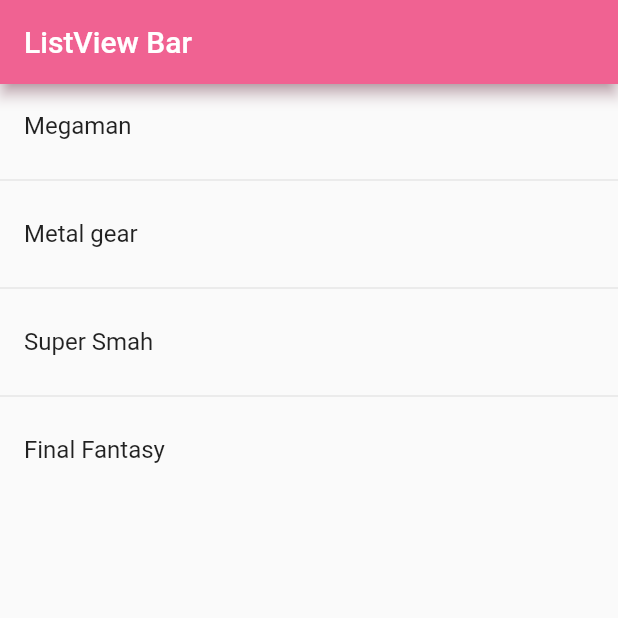
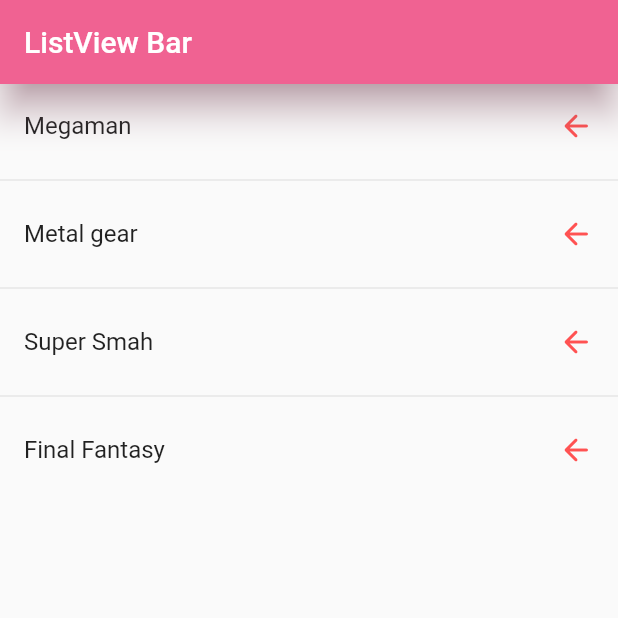
Before and after one commit to JuliethAnarosa/Flutter, a Flutter app: the screen it shows after launch, on a phone screen of 412 x 824 dp, the top half of it. Run offline on Flutter 3.47's test engine with Material 2 defaults, Android fonts, the phone set to English and light mode, and no system bars.

Commit message:
trailing of my options with colors and elevation of

```diff
--- a/flutter_application_v1/lib/screens/listview2_screen.dart
+++ b/flutter_application_v1/lib/screens/listview2_screen.dart
@@ -16,6 +16,7 @@
         title: const Text('ListView Bar'),
         backgroundColor: Colors.pink.shade300,
         shadowColor: Color.fromARGB(255, 199, 130, 153),
+        elevation: 10,
       ),
       body: ListView.separated(
         separatorBuilder: (_, __) => const Divider(),
@@ -26,6 +27,10 @@
             final game = options[index];
             print(game);
           },
+          trailing: const Icon(
+            Icons.arrow_back_rounded,
+            color: Colors.redAccent,
+          ),
         ),
       ),
     );
```
